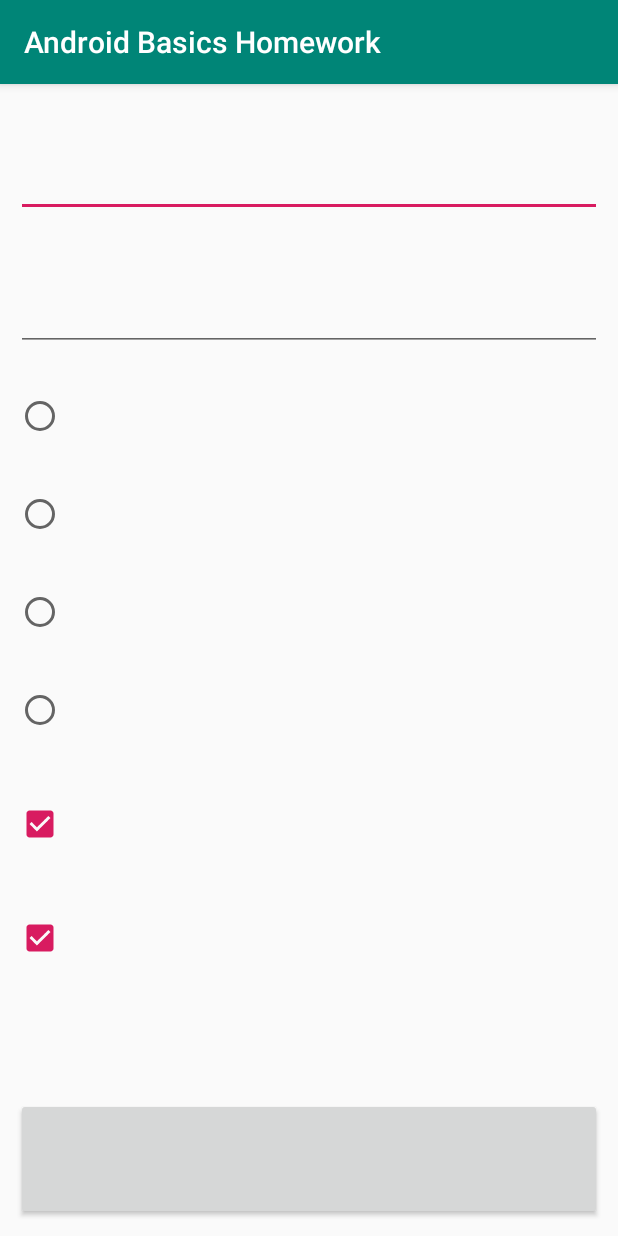
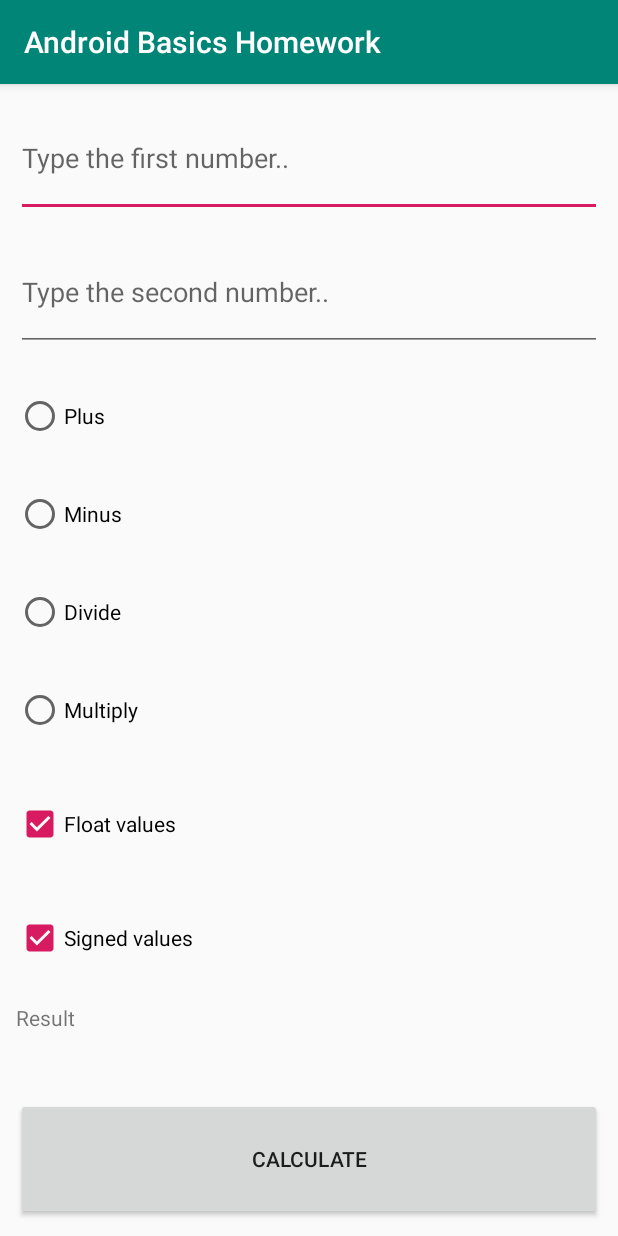
Before and after one commit to BerezinD/Android_Basics_Homework, an Android app: the screen it shows after launch (MainActivity), on a phone screen of 412 x 824 dp. Run offline under Robolectric (Android 15) with nearby library versions, the phone set to English and light mode, and no system bars.

Commit message:
Added basic structure

```diff
--- a/app/src/main/res/layout/activity_main.xml
+++ b/app/src/main/res/layout/activity_main.xml
@@ -1,7 +1,6 @@
 <?xml version="1.0" encoding="utf-8"?>
 <LinearLayout
         xmlns:android="http://schemas.android.com/apk/res/android"
-        xmlns:tools="http://schemas.android.com/tools"
         android:layout_width="match_parent"
         android:layout_height="match_parent"
         android:padding="@dimen/margin_of_element"
@@ -12,14 +11,18 @@
             android:layout_width="match_parent"
             android:layout_height="wrap_content"
             android:layout_weight="1"
-            android:layout_margin="@dimen/margin_of_element"/>
+            android:layout_margin="@dimen/margin_of_element"
+            android:inputType="number"
+            android:hint="@string/first_number_hint"/>
 
     <EditText
             android:id="@+id/field2"
             android:layout_width="match_parent"
             android:layout_height="wrap_content"
             android:layout_weight="1"
-            android:layout_margin="@dimen/margin_of_element"/>
+            android:layout_margin="@dimen/margin_of_element"
+            android:inputType="number"
+            android:hint="@string/second_number_hint"/>
 
     <RadioGroup
             android:id="@+id/radioOperationGroup"
@@ -29,21 +32,25 @@
             android:layout_margin="@dimen/margin_of_element">
         <RadioButton
                 android:id="@+id/operation1"
+                android:text="@string/plus"
                 android:layout_width="match_parent"
                 android:layout_height="wrap_content"
                 android:layout_weight="1"/>
         <RadioButton
                 android:id="@+id/operation2"
+                android:text="@string/minus"
                 android:layout_width="match_parent"
                 android:layout_height="wrap_content"
                 android:layout_weight="1"/>
         <RadioButton
                 android:id="@+id/operation3"
+                android:text="@string/divide"
                 android:layout_width="match_parent"
                 android:layout_height="wrap_content"
                 android:layout_weight="1"/>
         <RadioButton
                 android:id="@+id/operation4"
+                android:text="@string/multiply"
                 android:layout_width="match_parent"
                 android:layout_height="wrap_content"
                 android:layout_weight="1"/>
@@ -51,6 +58,7 @@
 
     <CheckBox
             android:id="@+id/floatValues"
+            android:text="@string/float_values"
             android:layout_width="match_parent"
             android:layout_height="wrap_content"
             android:layout_weight="1"
@@ -59,6 +67,7 @@
 
     <CheckBox
             android:id="@+id/signedValues"
+            android:text="@string/signed_values"
             android:layout_width="match_parent"
             android:layout_height="wrap_content"
             android:layout_weight="1"
@@ -67,6 +76,7 @@
 
     <TextView
             android:id="@+id/resultField"
+            android:text="@string/result"
             android:layout_width="match_parent"
             android:layout_height="wrap_content"
             android:layout_weight="1"
@@ -74,6 +84,7 @@
 
     <Button
             android:id="@+id/calculateButton"
+            android:text="@string/calculate"
             android:layout_width="match_parent"
             android:layout_height="wrap_content"
             android:layout_weight="1"
--- a/app/src/main/res/values/strings.xml
+++ b/app/src/main/res/values/strings.xml
@@ -1,3 +1,13 @@
 <resources>
     <string name="app_name">Android Basics Homework</string>
+    <string name="first_number_hint">Type the first number..</string>
+    <string name="second_number_hint">Type the second number..</string>
+    <string name="float_values">Float values</string>
+    <string name="signed_values">Signed values</string>
+    <string name="plus">Plus</string>
+    <string name="minus">Minus</string>
+    <string name="divide">Divide</string>
+    <string name="multiply">Multiply</string>
+    <string name="calculate">Calculate</string>
+    <string name="result">Result</string>
 </resources>
```
